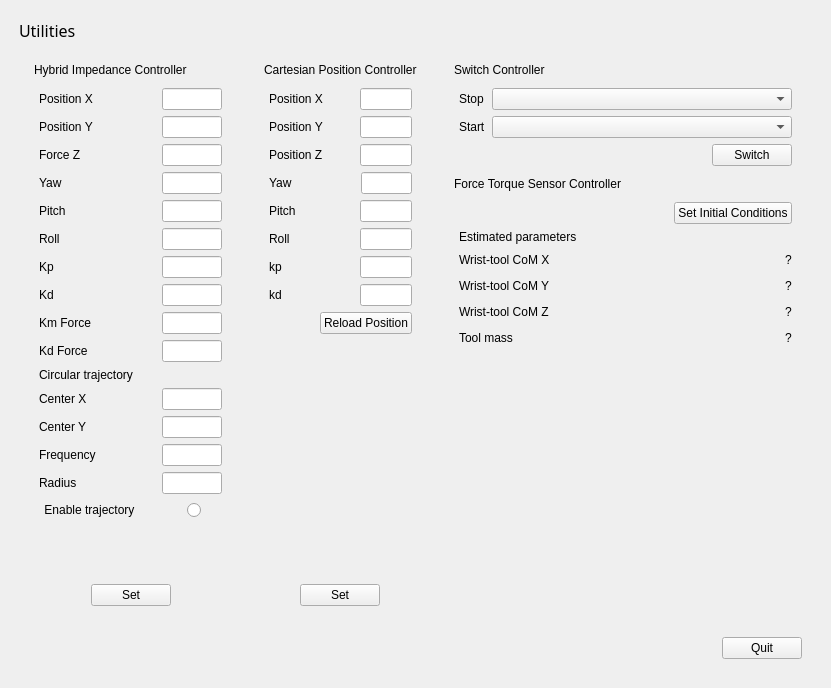
xEnVrE/controller_switcher, file ui/main_window.ui: the form before one commit.
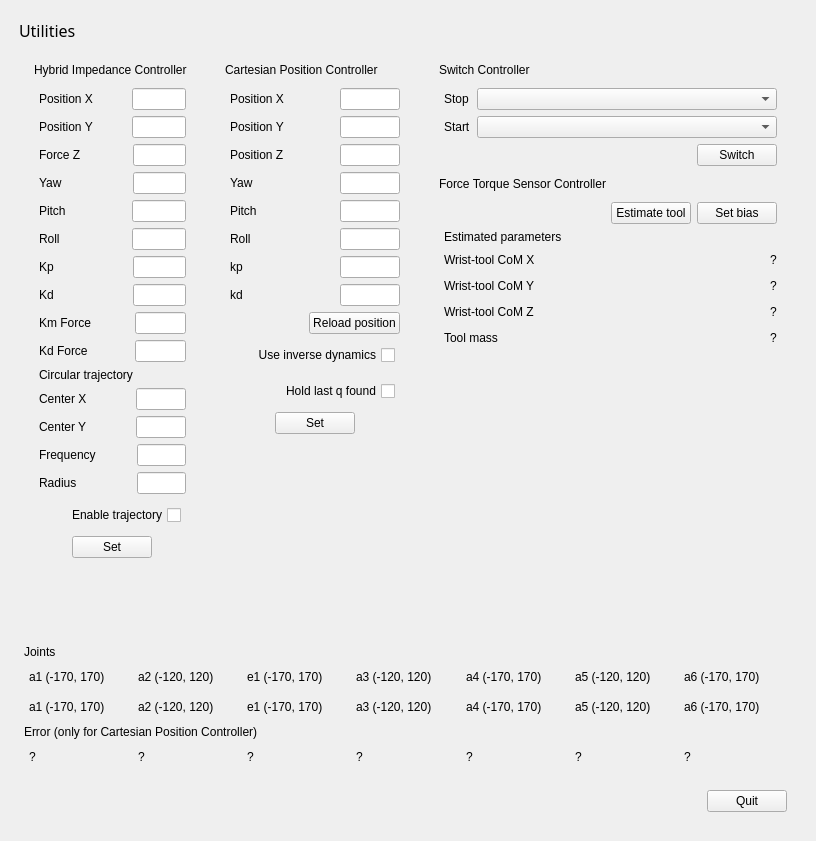
The form after the commit. Icons and pictures are not drawn.

Commit message: -implement display of joints state and joints error topics provided by joint_state_controller and cartesian_position_controller -allow switch between cartesian position controller with inverse dynamics and without -allow hold of last evaluated inverse kinematics solution -provide separate call for FtSensorToolEstimation and FtSensorSetBias

Diff of the .ui file:
```diff
--- a/ui/main_window.ui
+++ b/ui/main_window.ui
@@ -6,14 +6,14 @@
    <rect>
     <x>0</x>
     <y>0</y>
-    <width>831</width>
-    <height>688</height>
+    <width>816</width>
+    <height>841</height>
    </rect>
   </property>
   <property name="maximumSize">
    <size>
-    <width>831</width>
-    <height>688</height>
+    <width>816</width>
+    <height>841</height>
    </size>
   </property>
   <property name="windowTitle">
@@ -640,16 +640,18 @@
             </item>
             <item>
              <layout class="QHBoxLayout" name="horizontalLayout_35">
-              <item>
-               <widget class="QRadioButton" name="radioButton_circle_trj">
-                <property name="layoutDirection">
-                 <enum>Qt::RightToLeft</enum>
-                </property>
-                <property name="text">
-                 <string>Enable trajectory              </string>
-                </property>
-               </widget>
-              </item>
+              <property name="leftMargin">
+               <number>5</number>
+              </property>
+              <property name="topMargin">
+               <number>5</number>
+              </property>
+              <property name="rightMargin">
+               <number>5</number>
+              </property>
+              <property name="bottomMargin">
+               <number>5</number>
+              </property>
               <item>
                <spacer name="horizontalSpacer_36">
                 <property name="orientation">
@@ -663,22 +665,17 @@
                 </property>
                </spacer>
               </item>
-             </layout>
-            </item>
-           </layout>
-          </item>
           <item>
-           <spacer name="verticalSpacer_4">
-            <property name="orientation">
-             <enum>Qt::Vertical</enum>
-            </property>
-            <property name="sizeHint" stdset="0">
-             <size>
-              <width>20</width>
-              <height>40</height>
-             </size>
-            </property>
-           </spacer>
+               <widget class="QCheckBox" name="checkBoxEnableTraj_hybrid">
+                <property name="layoutDirection">
+                 <enum>Qt::RightToLeft</enum>
+                </property>
+                <property name="text">
+                 <string>Enable trajectory</string>
+                </property>
+               </widget>
+              </item>
+             </layout>
           </item>
           <item>
            <layout class="QHBoxLayout" name="horizontalLayout_6">
@@ -723,6 +720,21 @@
          </layout>
         </item>
         <item>
+           <spacer name="verticalSpacer_4">
+            <property name="orientation">
+             <enum>Qt::Vertical</enum>
+            </property>
+            <property name="sizeHint" stdset="0">
+             <size>
+              <width>20</width>
+              <height>40</height>
+             </size>
+            </property>
+           </spacer>
+          </item>
+         </layout>
+        </item>
+        <item>
          <spacer name="horizontalSpacer_8">
           <property name="orientation">
            <enum>Qt::Horizontal</enum>
@@ -1068,13 +1080,6 @@
             </item>
             <item>
              <layout class="QHBoxLayout" name="horizontalLayout_29">
-              <item>
-               <widget class="QLabel" name="label_30">
-                <property name="text">
-                 <string/>
-                </property>
-               </widget>
-              </item>
               <item>
                <spacer name="horizontalSpacer_30">
                 <property name="orientation">
@@ -1094,26 +1099,89 @@
                  <bool>true</bool>
                 </property>
                 <property name="text">
-                 <string>Reload Position</string>
+                 <string>Reload position</string>
                 </property>
                </widget>
               </item>
              </layout>
             </item>
+            <item>
+             <layout class="QHBoxLayout" name="horizontalLayout_31">
+              <property name="leftMargin">
+               <number>5</number>
+              </property>
+              <property name="topMargin">
+               <number>5</number>
+              </property>
+              <property name="rightMargin">
+               <number>5</number>
+              </property>
+              <property name="bottomMargin">
+               <number>5</number>
+              </property>
+              <item>
+               <spacer name="horizontalSpacer_32">
+                <property name="orientation">
+                 <enum>Qt::Horizontal</enum>
+                </property>
+                <property name="sizeHint" stdset="0">
+                 <size>
+                  <width>40</width>
+                  <height>20</height>
+                 </size>
+                </property>
+               </spacer>
+              </item>
+              <item>
+               <widget class="QCheckBox" name="checkBoxUseInverseDyn_cartpos">
+                <property name="layoutDirection">
+                 <enum>Qt::RightToLeft</enum>
+                </property>
+                <property name="text">
+                 <string>Use inverse dynamics</string>
+                </property>
+               </widget>
+              </item>
            </layout>
           </item>
           <item>
-           <spacer name="verticalSpacer_5">
+             <layout class="QHBoxLayout" name="horizontalLayout_41">
+              <property name="leftMargin">
+               <number>5</number>
+              </property>
+              <property name="topMargin">
+               <number>5</number>
+              </property>
+              <property name="rightMargin">
+               <number>5</number>
+              </property>
+              <property name="bottomMargin">
+               <number>5</number>
+              </property>
+              <item>
+               <spacer name="horizontalSpacer_40">
             <property name="orientation">
-             <enum>Qt::Vertical</enum>
+                 <enum>Qt::Horizontal</enum>
             </property>
             <property name="sizeHint" stdset="0">
              <size>
-              <width>20</width>
-              <height>40</height>
+                  <width>40</width>
+                  <height>20</height>
              </size>
             </property>
            </spacer>
+              </item>
+              <item>
+               <widget class="QCheckBox" name="checkBoxUseLastQ_cartpos">
+                <property name="layoutDirection">
+                 <enum>Qt::RightToLeft</enum>
+                </property>
+                <property name="text">
+                 <string>Hold last q found</string>
+                </property>
+               </widget>
+              </item>
+             </layout>
           </item>
           <item>
            <layout class="QHBoxLayout" name="horizontalLayout_7">
@@ -1158,6 +1226,21 @@
          </layout>
         </item>
         <item>
+           <spacer name="verticalSpacer_5">
+            <property name="orientation">
+             <enum>Qt::Vertical</enum>
+            </property>
+            <property name="sizeHint" stdset="0">
+             <size>
+              <width>20</width>
+              <height>40</height>
+             </size>
+            </property>
+           </spacer>
+          </item>
+         </layout>
+        </item>
+        <item>
          <spacer name="horizontalSpacer_16">
           <property name="orientation">
            <enum>Qt::Horizontal</enum>
@@ -1310,9 +1393,16 @@
                </spacer>
               </item>
               <item>
-               <widget class="QPushButton" name="buttonSet_ftsensor">
+               <widget class="QPushButton" name="buttonEstimateTool_ftsensor">
                 <property name="text">
-                 <string>Set Initial Conditions</string>
+                 <string>Estimate tool</string>
+                </property>
+               </widget>
+              </item>
+              <item>
+               <widget class="QPushButton" name="buttonSetBias_ftsensor">
+                <property name="text">
+                 <string>Set bias</string>
                 </property>
                </widget>
               </item>
@@ -1468,6 +1558,231 @@
         </item>
        </layout>
       </item>
+      <item>
+       <layout class="QVBoxLayout" name="verticalLayout">
+        <property name="leftMargin">
+         <number>5</number>
+        </property>
+        <property name="topMargin">
+         <number>5</number>
+        </property>
+        <property name="rightMargin">
+         <number>5</number>
+        </property>
+        <property name="bottomMargin">
+         <number>5</number>
+        </property>
+        <item>
+         <widget class="QLabel" name="label_45">
+          <property name="text">
+           <string>Joints</string>
+          </property>
+         </widget>
+        </item>
+        <item>
+         <layout class="QHBoxLayout" name="horizontalLayout_28">
+          <property name="leftMargin">
+           <number>5</number>
+          </property>
+          <property name="topMargin">
+           <number>5</number>
+          </property>
+          <property name="rightMargin">
+           <number>5</number>
+          </property>
+          <property name="bottomMargin">
+           <number>5</number>
+          </property>
+          <item>
+           <widget class="QLabel" name="labelJoint_a1">
+            <property name="text">
+             <string>a1 (-170, 170)</string>
+            </property>
+           </widget>
+          </item>
+          <item>
+           <widget class="QLabel" name="labelJoint_a2">
+            <property name="text">
+             <string>a2 (-120, 120)</string>
+            </property>
+           </widget>
+          </item>
+          <item>
+           <widget class="QLabel" name="labelJoint_e1">
+            <property name="text">
+             <string>e1 (-170, 170)</string>
+            </property>
+           </widget>
+          </item>
+          <item>
+           <widget class="QLabel" name="labelJoint_a3">
+            <property name="text">
+             <string>a3 (-120, 120)</string>
+            </property>
+           </widget>
+          </item>
+          <item>
+           <widget class="QLabel" name="labelJoint_e4">
+            <property name="text">
+             <string>a4 (-170, 170)</string>
+            </property>
+           </widget>
+          </item>
+          <item>
+           <widget class="QLabel" name="labelJoint_a5">
+            <property name="text">
+             <string>a5 (-120, 120)</string>
+            </property>
+           </widget>
+          </item>
+          <item>
+           <widget class="QLabel" name="labelJoint_a6">
+            <property name="text">
+             <string>a6 (-170, 170)</string>
+            </property>
+           </widget>
+          </item>
+         </layout>
+        </item>
+        <item>
+         <layout class="QHBoxLayout" name="horizontalLayout_39">
+          <property name="leftMargin">
+           <number>5</number>
+          </property>
+          <property name="topMargin">
+           <number>5</number>
+          </property>
+          <property name="rightMargin">
+           <number>5</number>
+          </property>
+          <property name="bottomMargin">
+           <number>5</number>
+          </property>
+          <item>
+           <widget class="QLabel" name="textJoint_a1">
+            <property name="text">
+             <string>a1 (-170, 170)</string>
+            </property>
+           </widget>
+          </item>
+          <item>
+           <widget class="QLabel" name="textJoint_a2">
+            <property name="text">
+             <string>a2 (-120, 120)</string>
+            </property>
+           </widget>
+          </item>
+          <item>
+           <widget class="QLabel" name="textJoint_e1">
+            <property name="text">
+             <string>e1 (-170, 170)</string>
+            </property>
+           </widget>
+          </item>
+          <item>
+           <widget class="QLabel" name="textJoint_a3">
+            <property name="text">
+             <string>a3 (-120, 120)</string>
+            </property>
+           </widget>
+          </item>
+          <item>
+           <widget class="QLabel" name="textJoint_a4">
+            <property name="text">
+             <string>a4 (-170, 170)</string>
+            </property>
+           </widget>
+          </item>
+          <item>
+           <widget class="QLabel" name="textJoint_a5">
+            <property name="text">
+             <string>a5 (-120, 120)</string>
+            </property>
+           </widget>
+          </item>
+          <item>
+           <widget class="QLabel" name="textJoint_a6">
+            <property name="text">
+             <string>a6 (-170, 170)</string>
+            </property>
+           </widget>
+          </item>
+         </layout>
+        </item>
+        <item>
+         <widget class="QLabel" name="label_46">
+          <property name="text">
+           <string>Error (only for Cartesian Position Controller)</string>
+          </property>
+         </widget>
+        </item>
+        <item>
+         <layout class="QHBoxLayout" name="horizontalLayout_40">
+          <property name="leftMargin">
+           <number>5</number>
+          </property>
+          <property name="topMargin">
+           <number>5</number>
+          </property>
+          <property name="rightMargin">
+           <number>5</number>
+          </property>
+          <property name="bottomMargin">
+           <number>5</number>
+          </property>
+          <item>
+           <widget class="QLabel" name="textJoint_a1_err">
+            <property name="text">
+             <string>?</string>
+            </property>
+           </widget>
+          </item>
+          <item>
+           <widget class="QLabel" name="textJoint_a2_err">
+            <property name="text">
+             <string>?</string>
+            </property>
+           </widget>
+          </item>
+          <item>
+           <widget class="QLabel" name="textJoint_e1_err">
+            <property name="text">
+             <string>?</string>
+            </property>
+           </widget>
+          </item>
+          <item>
+           <widget class="QLabel" name="textJoint_a3_err">
+            <property name="text">
+             <string>?</string>
+            </property>
+           </widget>
+          </item>
+          <item>
+           <widget class="QLabel" name="textJoint_a4_err">
+            <property name="text">
+             <string>?</string>
+            </property>
+           </widget>
+          </item>
+          <item>
+           <widget class="QLabel" name="textJoint_a5_err">
+            <property name="text">
+             <string>?</string>
+            </property>
+           </widget>
+          </item>
+          <item>
+           <widget class="QLabel" name="textJoint_a6_err">
+            <property name="text">
+             <string>?</string>
+            </property>
+           </widget>
+          </item>
+         </layout>
+        </item>
+       </layout>
+      </item>
       <item>
        <layout class="QHBoxLayout" name="horizontalLayout_10">
         <property name="leftMargin">
```
Lines whose indentation alone changed are shown as unchanged. The commit also changes 4 other files.
